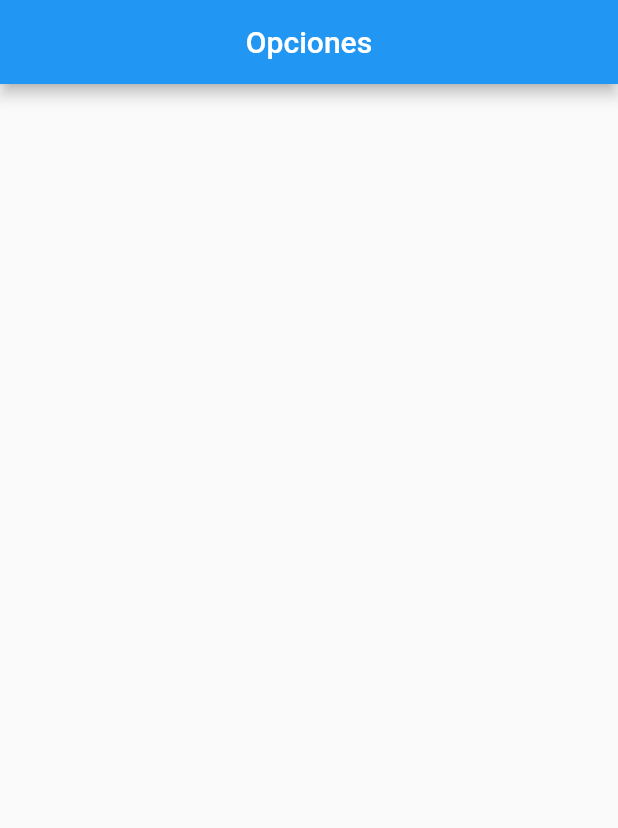
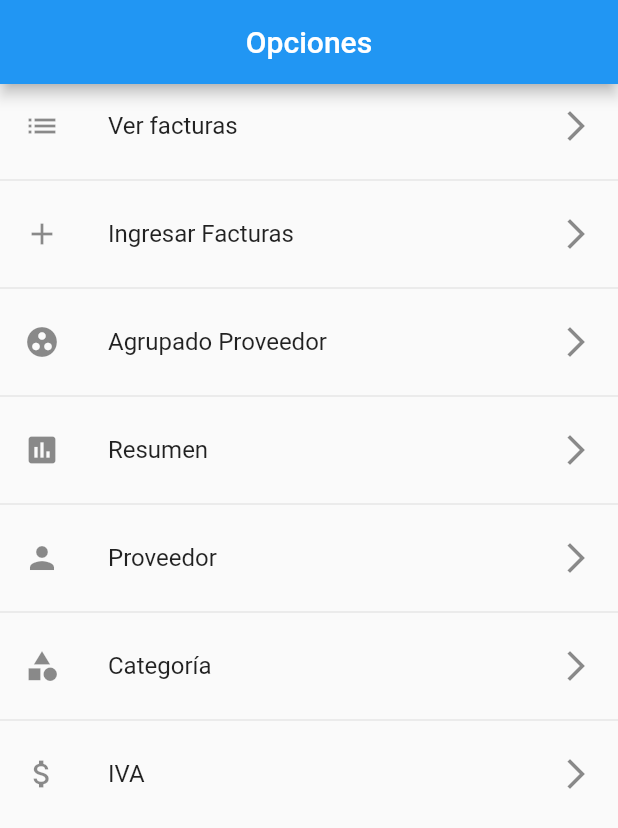
Before and after one commit to B3rert/facuturas_registro, a Flutter app: the screen it shows after launch, on a phone screen of 412 x 824 dp. Shown: the top 828 px of the screen. Run offline on Flutter 3.47's test engine with Material 2 defaults, Android fonts, the light colour scheme and no system bars.

Commit message:
list home added

```diff
--- a/lib/screens/home.dart
+++ b/lib/screens/home.dart
@@ -1,16 +1,46 @@
+import 'package:facuturas_registro/models/models.dart';
 import 'package:flutter/material.dart';
 
 class HomeScreen extends StatelessWidget {
   const HomeScreen({Key? key}) : super(key: key);
 
-  final options = const [
-    "Ver facturas",
-    "Ingresar Facturas",
-    "Agrupado Proveedor",
-    "Resumen",
-    "Proveedor",
-    "Categoría",
-    "Configuración"
+  //List with menuOptions model
+  final menuOptions = const [
+    MenuOption(
+      title: "Ver facturas",
+      icon: Icons.list,
+      route: "facturas",
+    ),
+    MenuOption(
+      title: "Ingresar Facturas",
+      icon: Icons.add,
+      route: "ingresar",
+    ),
+    MenuOption(
+      title: "Agrupado Proveedor",
+      icon: Icons.group_work,
+      route: "agrupado",
+    ),
+    MenuOption(
+      title: "Resumen",
+      icon: Icons.assessment,
+      route: "resumen",
+    ),
+    MenuOption(
+      title: "Proveedor",
+      icon: Icons.person,
+      route: "proveedor",
+    ),
+    MenuOption(
+      title: "Categoría",
+      icon: Icons.category,
+      route: "categoria",
+    ),
+    MenuOption(
+      title: "IVA",
+      icon: Icons.attach_money,
+      route: "iva",
+    )
   ];
 
   @override
@@ -19,6 +49,22 @@ class HomeScreen extends StatelessWidget {
       appBar: AppBar(
         title: const Center(child: Text("Opciones")),
       ),
+      body: ListView.separated(
+        itemCount: menuOptions.length,
+        separatorBuilder: (BuildContext context, int index) {
+          return const Divider();
+        },
+        itemBuilder: (BuildContext context, int index) {
+          return ListTile(
+            title: Text(menuOptions[index].title),
+            leading: Icon(menuOptions[index].icon),
+            trailing: const Icon(Icons.arrow_forward_ios),
+            onTap: () {
+              Navigator.pushNamed(context, menuOptions[index].route);
+            },
+          );
+        },
+      ),
     );
   }
 }
```
